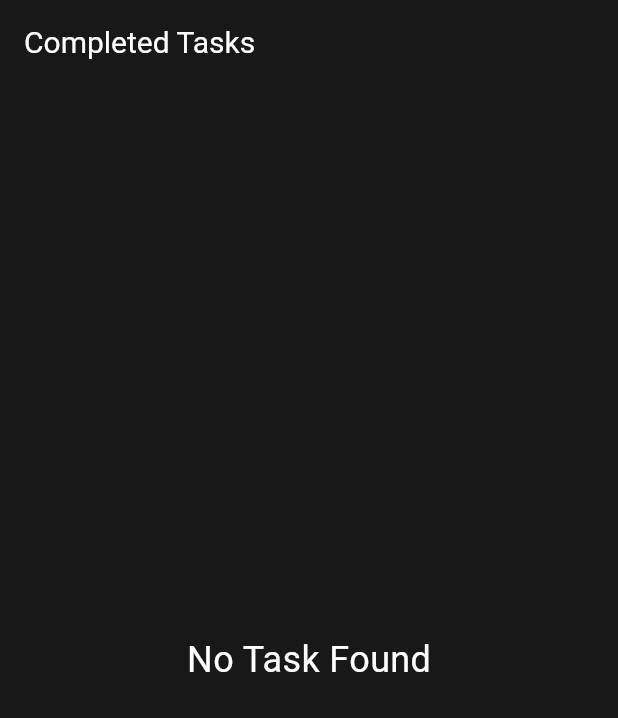
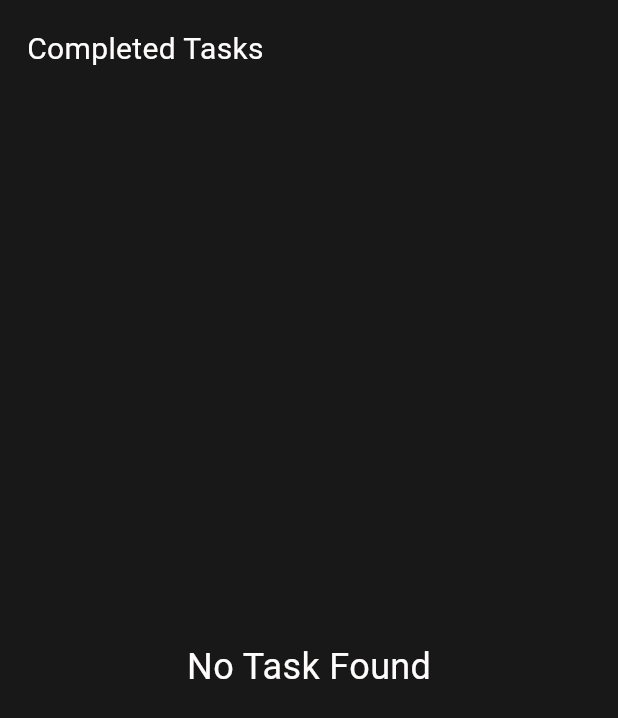
Before and after one commit to Mo-spac/Tasky, a Flutter app: the CompleteTasksScreen widget shown alone on an empty page, opened directly, on a phone screen of 412 x 824 dp. Shown: the top 718 px of the screen. Run offline on Flutter 3.47's test engine with Material 3 defaults, Android fonts, the phone set to English and light mode, and no system bars; our stand-ins replace flutter_svg, shared_preferences; accounts and stored records are empty.

Commit message:
some Enhancement

```diff
--- a/lib/screens/complete_tasks_screen/complete_tasks_screen.dart
+++ b/lib/screens/complete_tasks_screen/complete_tasks_screen.dart
@@ -89,20 +89,34 @@ class _CompleteTasksScreenState extends State<CompleteTasksScreen> {
 
   @override
   Widget build(BuildContext context) {
-    return Scaffold(
-      appBar: AppBar(title: Text("Completed Tasks")),
-      body: Padding(
+    return Column(
+      crossAxisAlignment: CrossAxisAlignment.start,
+      children: [
+        Padding(
+          padding: const EdgeInsets.all(18.0),
+          child: Text(
+            "Completed Tasks",
+            style: TextStyle(color: Color(0xffFFFCFC), fontSize: 20),
+          ),
+        ),
+        Expanded(
+          child: Padding(
             padding: EdgeInsets.all(16.0),
             child:
                 isLoading
                     ? Center(
-                  child: CircularProgressIndicator(color: Color(0xffFFFCFC)),
+                      child: CircularProgressIndicator(
+                        color: Color(0xffFFFCFC),
+                      ),
                     )
                     : CompleteTasks.isEmpty
                     ? Center(
                       child: Text(
                         "No Task Found",
-                    style: TextStyle(color: Color(0xffFFFCFC), fontSize: 24),
+                        style: TextStyle(
+                          color: Color(0xffFFFCFC),
+                          fontSize: 24,
+                        ),
                       ),
                     )
                     : TasksListWidget(
@@ -116,6 +130,8 @@ class _CompleteTasksScreenState extends State<CompleteTasksScreen> {
                       },
                     ),
           ),
+        ),
+      ],
     );
   }
 }
--- a/lib/screens/home_screen/home_screen.dart
+++ b/lib/screens/home_screen/home_screen.dart
@@ -90,8 +90,7 @@ class _HomeScreenState extends State<HomeScreen> {
   @override
   Widget build(BuildContext context) {
     return Scaffold(
-      body: SafeArea(
-        child: Padding(
+      body: Padding(
         padding: const EdgeInsets.all(16.0),
         child: Column(
           children: [
@@ -237,7 +236,6 @@ class _HomeScreenState extends State<HomeScreen> {
           ],
         ),
       ),
-      ),
 
       floatingActionButton: SizedBox(
         width: 167,
--- a/lib/screens/main_screen/main_screen.dart
+++ b/lib/screens/main_screen/main_screen.dart
@@ -82,7 +82,7 @@ class _MainScreenState extends State<MainScreen> {
           ),
         ],
       ),
-      body: screens[_currentIndex],
+      body: SafeArea(child: screens[_currentIndex]),
     );
   }
 }
```
Also changed, not shown: lib/screens/profile_screen/profile_screen.dart (+10 -5 lines), lib/screens/todo_tasks_screen/todo_tasks_screen.dart (+21 -5 lines). Lines whose indentation alone changed are shown as unchanged.
